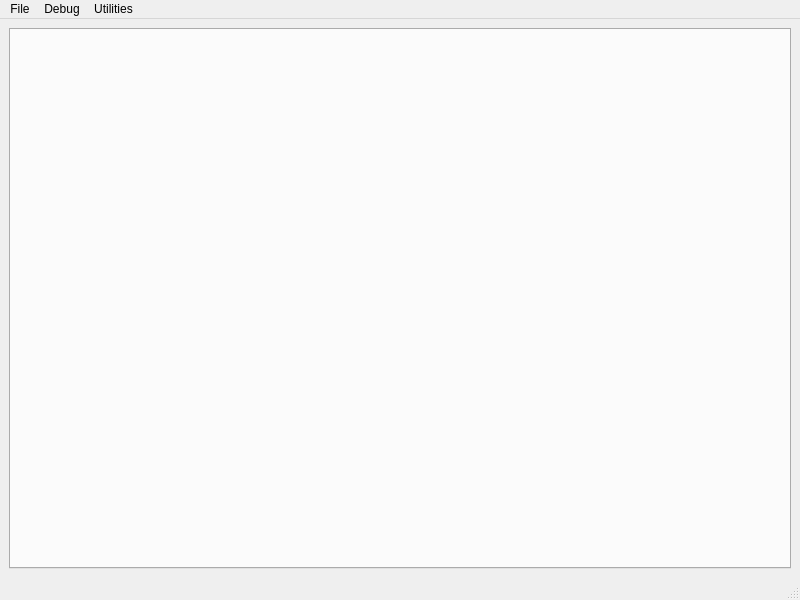
Old version of the form superscore/ui/main_window.ui in the repository pcdshub/superscore.
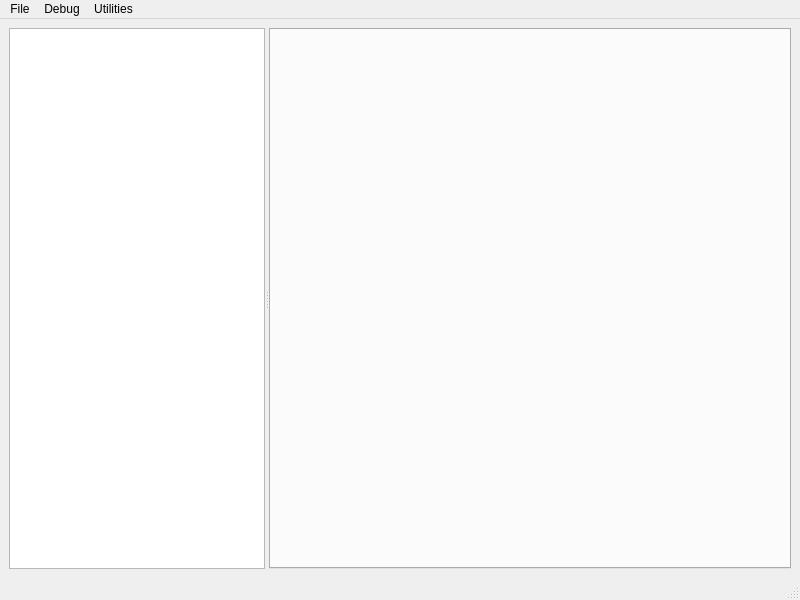
New version of the form.

Commit message: GUI: update main window ui file and class

Diff of the .ui file:
```diff
--- a/superscore/ui/main_window.ui
+++ b/superscore/ui/main_window.ui
@@ -16,10 +16,29 @@
   <widget class="QWidget" name="central_widget">
    <layout class="QVBoxLayout" name="verticalLayout">
     <item>
-     <widget class="QTabWidget" name="tab_widget">
-      <property name="tabsClosable">
-       <bool>true</bool>
+     <widget class="QSplitter" name="splitter">
+      <property name="orientation">
+       <enum>Qt::Horizontal</enum>
       </property>
+      <widget class="QTreeView" name="tree_view">
+       <property name="sizePolicy">
+        <sizepolicy hsizetype="Expanding" vsizetype="Expanding">
+         <horstretch>0</horstretch>
+         <verstretch>0</verstretch>
+        </sizepolicy>
+       </property>
+      </widget>
+      <widget class="QTabWidget" name="tab_widget">
+       <property name="sizePolicy">
+        <sizepolicy hsizetype="Expanding" vsizetype="Expanding">
+         <horstretch>3</horstretch>
+         <verstretch>0</verstretch>
+        </sizepolicy>
+       </property>
+       <property name="tabsClosable">
+        <bool>true</bool>
+       </property>
+      </widget>
      </widget>
     </item>
    </layout>
```
Left out of the diff: 14 changed lines with no effect on the pictures. The commit also changes 1 other file.
